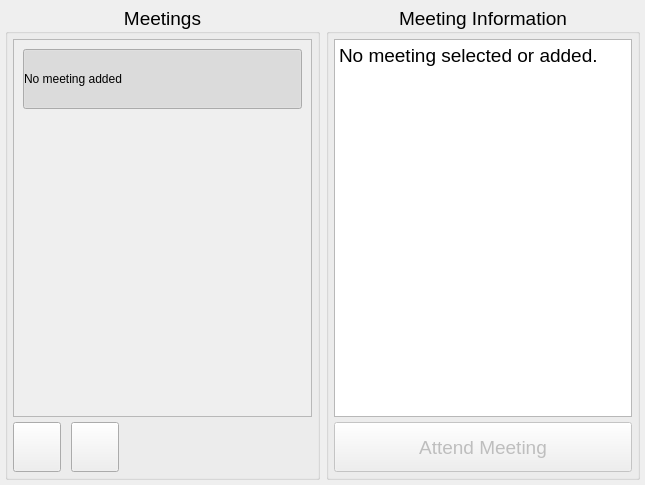
This is mainwindow.ui in BastianHartmann/Qt_ZoomBookmarks as Qt 5 draws it before an edit. The edited form follows.
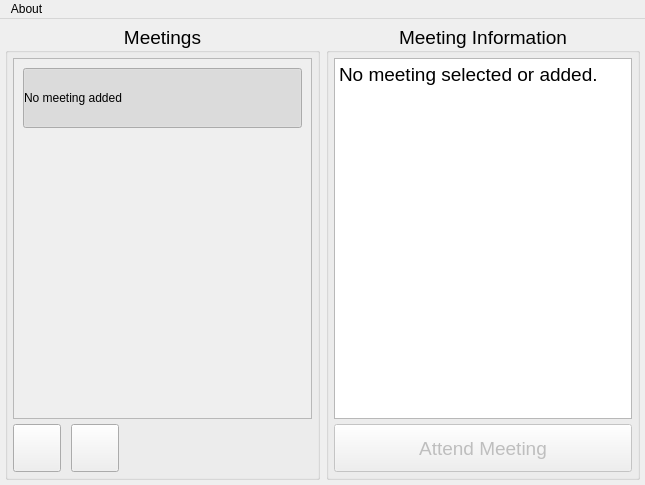
This is the edited form. Icons and pictures are not drawn.

Commit message: Added menu bar for license information

The edit to the form file:
```diff
--- a/mainwindow.ui
+++ b/mainwindow.ui
@@ -385,6 +385,16 @@
      <height>20</height>
     </rect>
    </property>
+   <widget class="QMenu" name="menuAbout">
+    <property name="tearOffEnabled">
+     <bool>false</bool>
+    </property>
+    <property name="title">
+     <string>About</string>
+    </property>
+    <addaction name="actionAbout_ZoomBookmarks"/>
+   </widget>
+   <addaction name="menuAbout"/>
   </widget>
  </widget>
  <resources>
```
Left out of the diff: 5 changed lines with no effect on the pictures. The commit also changes 3 other files.
